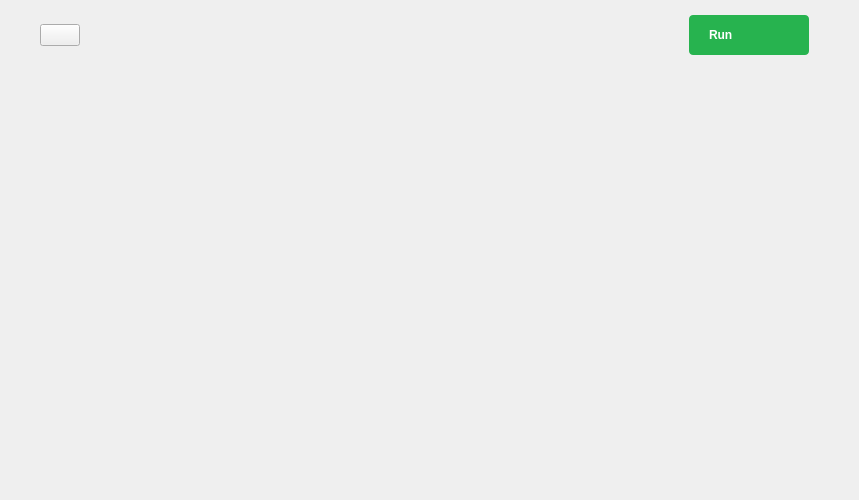
Above: plugins/m2k/ui/digitalio.ui from analogdevicesinc/scopy before the change. Below: the same form after it.
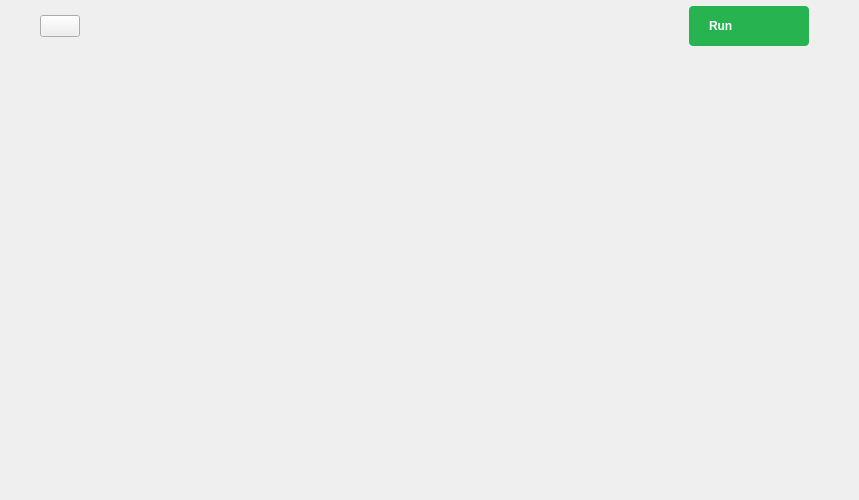
That is the form after the change. Icons and pictures are not drawn. Custom widgets are drawn as their Qt base class.

Patch:
```diff
--- a/plugins/m2k/ui/digitalio.ui
+++ b/plugins/m2k/ui/digitalio.ui
@@ -71,7 +71,10 @@
          <number>0</number>
         </property>
         <property name="topMargin">
-         <number>15</number>
+         <number>6</number>
+        </property>
+        <property name="bottomMargin">
+         <number>6</number>
         </property>
         <item>
          <spacer name="horizontalSpacer_2">
```
